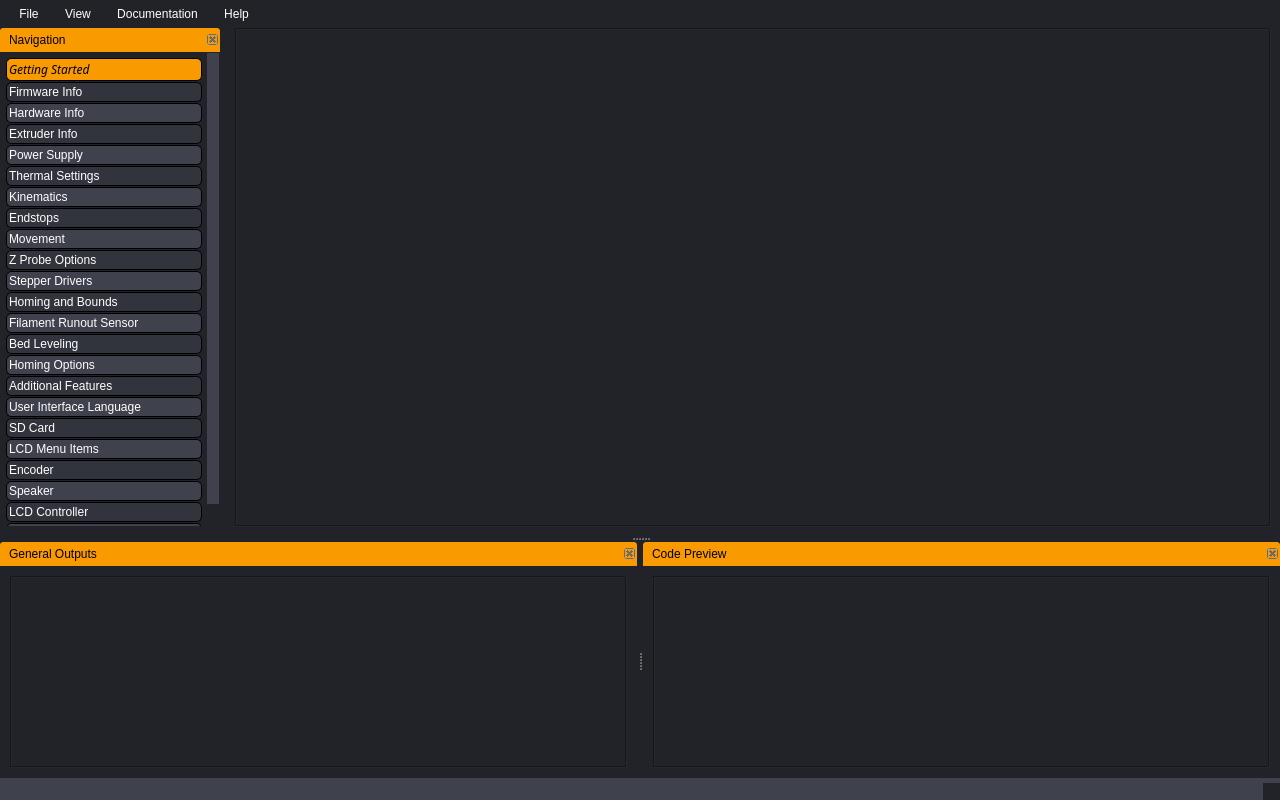
First picture: the form in gui/MainWindow.ui, repository SimonBuxx/iloop-marlin-configurator, before the edit.
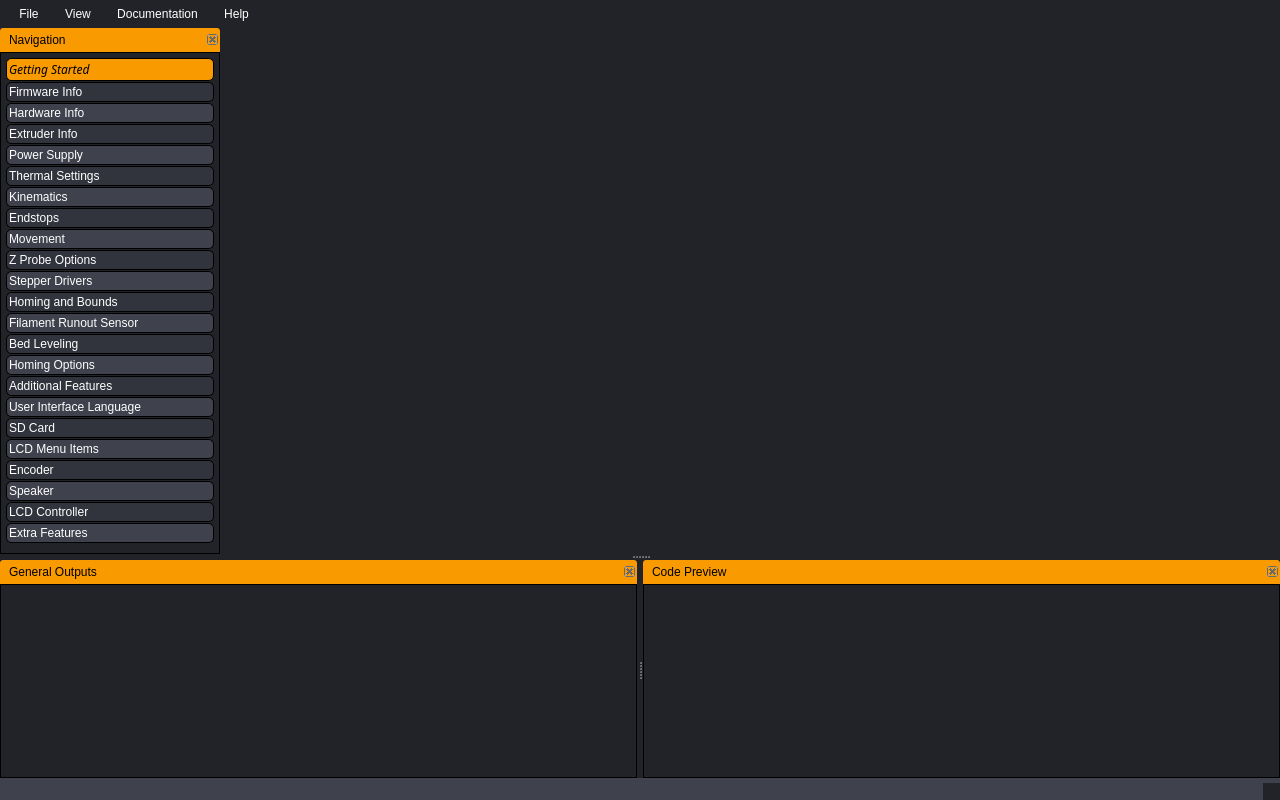
Second picture: the form after the edit. Icons and pictures are not drawn. Custom widgets are drawn as their Qt base class.

Patch:
```diff
--- a/gui/MainWindow.ui
+++ b/gui/MainWindow.ui
@@ -178,14 +178,20 @@
        <enum>QFrame::Plain</enum>
       </property>
       <layout class="QGridLayout" name="gridLayout_4">
+       <property name="leftMargin">
+        <number>0</number>
+       </property>
        <property name="topMargin">
         <number>0</number>
        </property>
        <property name="rightMargin">
-        <number>9</number>
+        <number>0</number>
        </property>
        <property name="bottomMargin">
-        <number>9</number>
+        <number>0</number>
+       </property>
+       <property name="spacing">
+        <number>0</number>
        </property>
        <item row="0" column="0" colspan="2">
         <widget class="QFrame" name="frame_10">
@@ -223,6 +229,9 @@
           <property name="bottomMargin">
            <number>0</number>
           </property>
+          <property name="spacing">
+           <number>0</number>
+          </property>
           <item row="0" column="0" rowspan="2">
            <widget class="QStackedWidget" name="stackedWidget">
             <property name="sizePolicy">
@@ -649,7 +658,10 @@
               <item row="0" column="0">
                <widget class="QScrollArea" name="scrollArea_5">
                 <property name="frameShape">
-                 <enum>QFrame::Box</enum>
+                 <enum>QFrame::NoFrame</enum>
+                </property>
+                <property name="frameShadow">
+                 <enum>QFrame::Plain</enum>
                 </property>
                 <property name="widgetResizable">
                  <bool>true</bool>
@@ -659,8 +671,8 @@
                   <rect>
                    <x>0</x>
                    <y>0</y>
-                   <width>1037</width>
-                   <height>497</height>
+                   <width>1059</width>
+                   <height>521</height>
                   </rect>
                  </property>
                  <layout class="QGridLayout" name="gridLayout_10">
@@ -829,7 +841,7 @@
    </property>
    <property name="styleSheet">
     <string notr="true">QScrollArea {
-	border: 1px solid transparent;
+	border: 1px solid black;
 }</string>
    </property>
    <property name="features">
@@ -878,7 +890,7 @@
       <number>0</number>
      </property>
      <property name="bottomMargin">
-      <number>9</number>
+      <number>0</number>
      </property>
      <item row="0" column="0">
       <widget class="QScrollArea" name="scrollArea_2">
@@ -916,7 +928,7 @@
         <property name="geometry">
          <rect>
           <x>0</x>
-          <y>0</y>
+          <y>-137</y>
           <width>206</width>
           <height>631</height>
          </rect>
@@ -1526,7 +1538,7 @@
    </property>
    <property name="styleSheet">
     <string notr="true">QScrollArea {
-	border: 1px solid transparent;
+	border: 1px solid black;
 }</string>
    </property>
    <property name="features">
@@ -1563,6 +1575,12 @@
      </property>
      <item row="0" column="0">
       <widget class="QScrollArea" name="scrollArea_7">
+       <property name="frameShape">
+        <enum>QFrame::NoFrame</enum>
+       </property>
+       <property name="frameShadow">
+        <enum>QFrame::Plain</enum>
+       </property>
        <property name="widgetResizable">
         <bool>true</bool>
        </property>
@@ -1572,10 +1590,22 @@
           <x>0</x>
           <y>0</y>
           <width>638</width>
-          <height>210</height>
+          <height>199</height>
          </rect>
         </property>
         <layout class="QGridLayout" name="gridLayout_17">
+         <property name="leftMargin">
+          <number>0</number>
+         </property>
+         <property name="topMargin">
+          <number>0</number>
+         </property>
+         <property name="rightMargin">
+          <number>0</number>
+         </property>
+         <property name="bottomMargin">
+          <number>0</number>
+         </property>
          <item row="0" column="0">
           <widget class="QTextBrowser" name="uLogConsole">
            <property name="sizePolicy">
@@ -1592,10 +1622,10 @@
 </string>
            </property>
            <property name="frameShape">
-            <enum>QFrame::Box</enum>
+            <enum>QFrame::NoFrame</enum>
            </property>
            <property name="frameShadow">
-            <enum>QFrame::Sunken</enum>
+            <enum>QFrame::Plain</enum>
            </property>
            <property name="html">
             <string>&lt;!DOCTYPE HTML PUBLIC &quot;-//W3C//DTD HTML 4.0//EN&quot; &quot;http://www.w3.org/TR/REC-html40/strict.dtd&quot;&gt;
@@ -1629,7 +1659,7 @@
    </property>
    <property name="styleSheet">
     <string notr="true">QScrollArea {
-	border: 1px solid transparent;
+	border: 1px solid black;
 }</string>
    </property>
    <property name="features">
@@ -1681,10 +1711,22 @@
           <x>0</x>
           <y>0</y>
           <width>637</width>
-          <height>210</height>
+          <height>199</height>
          </rect>
         </property>
         <layout class="QGridLayout" name="gridLayout_18">
+         <property name="leftMargin">
+          <number>0</number>
+         </property>
+         <property name="topMargin">
+          <number>0</number>
+         </property>
+         <property name="rightMargin">
+          <number>0</number>
+         </property>
+         <property name="bottomMargin">
+          <number>0</number>
+         </property>
          <item row="0" column="0">
           <widget class="QPlainTextEdit" name="uPreviewEdit">
            <property name="sizePolicy">
@@ -1701,7 +1743,10 @@
 }</string>
            </property>
            <property name="frameShape">
-            <enum>QFrame::Box</enum>
+            <enum>QFrame::NoFrame</enum>
+           </property>
+           <property name="frameShadow">
+            <enum>QFrame::Plain</enum>
            </property>
            <property name="undoRedoEnabled">
             <bool>false</bool>
```
Left out of the diff: 36 changed lines with no effect on the pictures.
